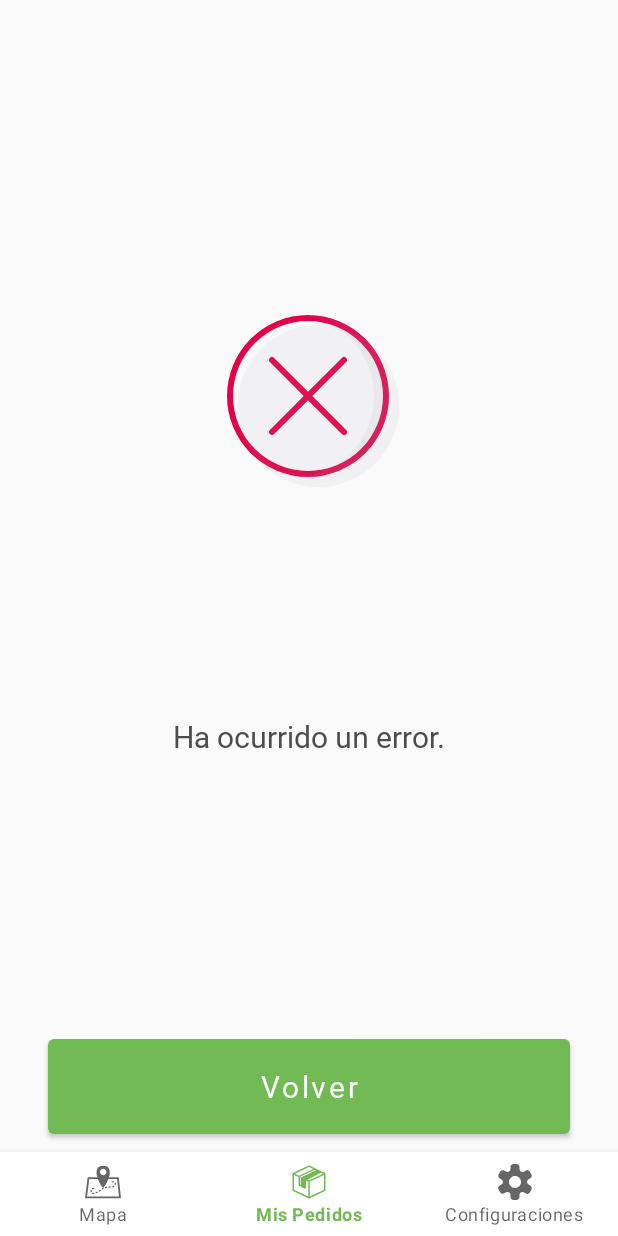
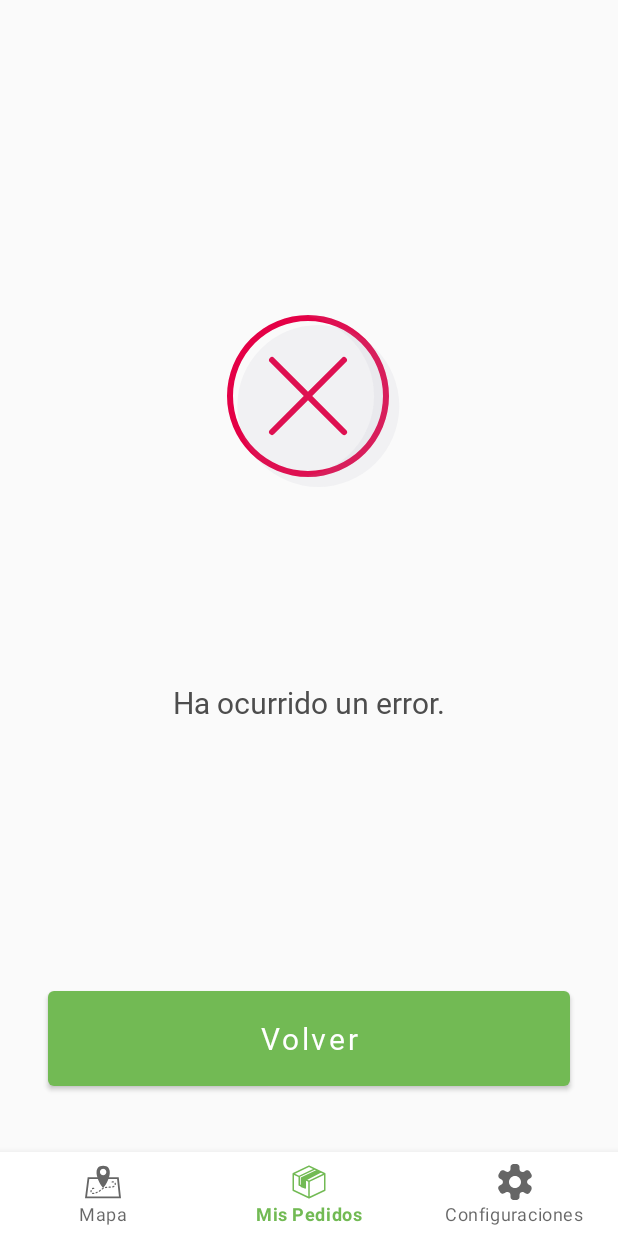
Before and after one commit to jmleruga-technisys/fsend, an Android app: the ShipmentErrorFragment screen opened through its navigation route, on a phone screen of 412 x 824 dp. Run offline under Robolectric (Android 15) with nearby library versions, the light colour scheme and no system bars; our stand-ins replace navigation-ui; 10 statements that could not run were skipped.

Commit message:
Finalizar con QR

```diff
--- a/app/src/main/java/com/fif/fpay/android/fsend/fragments/ShipmentQrFragment.kt
+++ b/app/src/main/java/com/fif/fpay/android/fsend/fragments/ShipmentQrFragment.kt
@@ -59,6 +59,11 @@ class ShipmentQrFragment : BaseFragment(), QRReaderIteract {
                 validQR()
             }
         })
+
+        qrCodigo.setOnClickListener {
+            findNavController().navigate(R.id.action_shipmentQrFragment_to_shipmentInputCodeFragment)
+
+        }
     }
 
 
--- a/app/src/main/res/layout/shipment_error_fragment.xml
+++ b/app/src/main/res/layout/shipment_error_fragment.xml
@@ -58,13 +58,14 @@
             android:layout_height="75dp"
             android:layout_marginStart="16dp"
             android:layout_marginEnd="16dp"
-            android:layout_marginBottom="32dp"
+            android:layout_marginBottom="64dp"
+            android:fontFamily="@font/roboto"
             android:inputType="text"
             android:text="Volver"
             android:textSize="20sp"
-            android:fontFamily="@font/roboto"
             app:layout_constraintBottom_toBottomOf="parent"
             app:layout_constraintEnd_toEndOf="parent"
+            app:layout_constraintHorizontal_bias="1.0"
             app:layout_constraintStart_toStartOf="parent" />
 
     </androidx.constraintlayout.widget.ConstraintLayout>
--- a/app/src/main/res/layout/shipment_succes_fragment.xml
+++ b/app/src/main/res/layout/shipment_succes_fragment.xml
@@ -70,11 +70,11 @@
             android:layout_height="75dp"
             android:layout_marginStart="16dp"
             android:layout_marginEnd="16dp"
-            android:layout_marginBottom="8dp"
+            android:layout_marginBottom="64dp"
+            android:fontFamily="@font/roboto"
             android:inputType="text"
             android:text="Finalizar"
             android:textSize="20sp"
-            android:fontFamily="@font/roboto"
             app:layout_constraintBottom_toBottomOf="parent"
             app:layout_constraintEnd_toEndOf="parent"
             app:layout_constraintStart_toStartOf="parent" />
```
